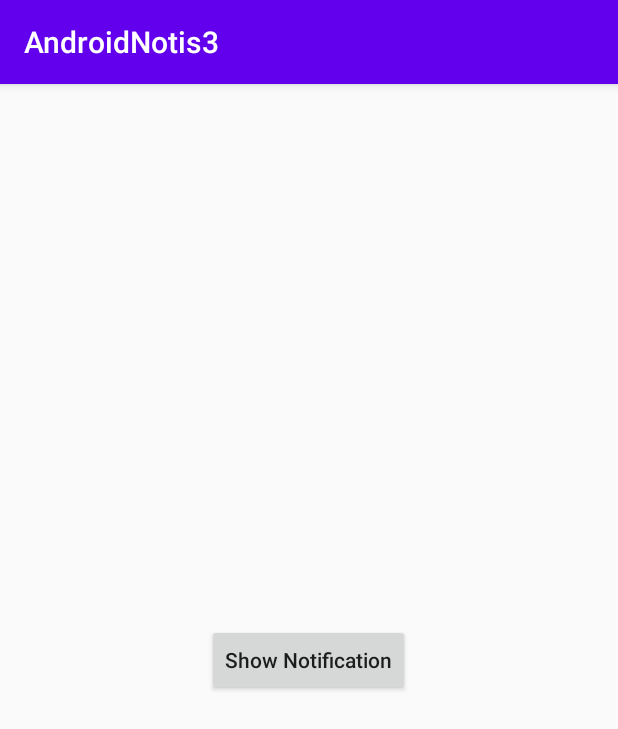
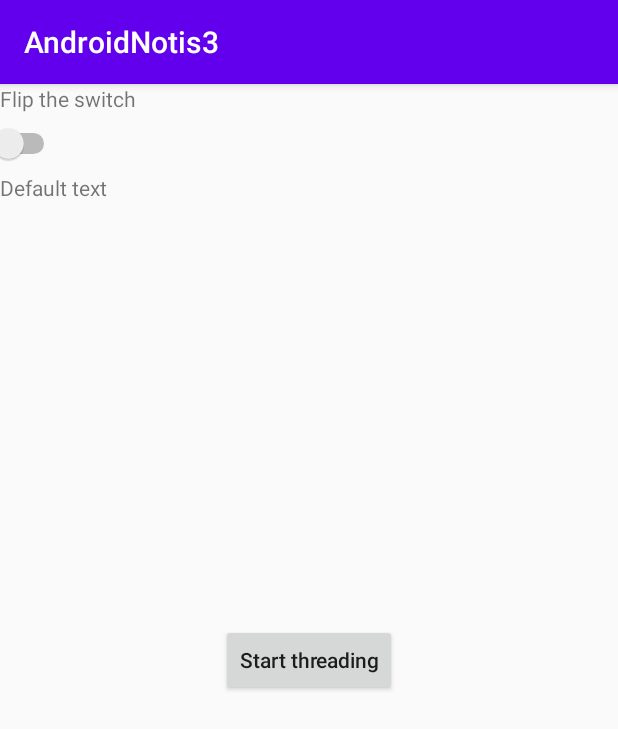
Before and after one commit to michaelmozooni/AndroidNotis4, an Android app: the screen it shows after launch (MainActivity), on a phone screen of 412 x 824 dp. Shown: the top 729 px of the screen. Run offline under Robolectric (Android 15) with nearby library versions, the phone set to English and light mode, and no system bars.

Commit message:
Broke out notification to own class. Notifications now run in an own thread

```diff
--- a/app/src/main/java/com/example/androidnotis3/MainActivity.java
+++ b/app/src/main/java/com/example/androidnotis3/MainActivity.java
@@ -9,46 +9,84 @@ import android.app.NotificationManager;
 import android.os.Build;
 import android.os.Bundle;
 import android.view.View;
+import android.widget.Switch;
+import android.widget.TextView;
+
+import java.util.concurrent.Executors;
+import java.util.concurrent.ScheduledExecutorService;
+import java.util.concurrent.ScheduledFuture;
+import java.util.concurrent.TimeUnit;
 
 public class MainActivity extends AppCompatActivity {
 
-    //1. Notification channel
-    //2. Notification builder
-    //3. Notification Manager
+    private ScheduledExecutorService scheduler;
+    private NotificationHandler nHandler;
 
-    private static final String CHANNEL_ID = "Mozooni_coding";
-    private static final String CHANNEL_NAME = "Mozooni coding";
-    private static final String CHANNEL_DESC = "Mozooni coding Notiser";
+    //Defines how many seconds the thread will be delayed before starting.
+    private static final int THREAD_DELAY_START = 5;
+    //Defines the interval in seconds with which the runnable should be executed.
+    private static final int THREAD_DELAY_INTERVAL = 2;
+    //Defines how many threads are created in the thread pool
+    private static final int THREAD_SIZE = 1;
+
+
+    /*GUi items for example */
+
+     private Switch flipSwitch;
+     private TextView textView;
 
     @Override
     protected void onCreate(Bundle savedInstanceState) {
         super.onCreate(savedInstanceState);
         setContentView(R.layout.activity_main);
 
-        if(Build.VERSION.SDK_INT >= Build.VERSION_CODES.O){
-            NotificationChannel channel = new NotificationChannel(CHANNEL_ID, CHANNEL_NAME, NotificationManager.IMPORTANCE_DEFAULT);
-            channel.setDescription(CHANNEL_DESC);
-            NotificationManager manager = getSystemService(NotificationManager.class);
-            manager.createNotificationChannel(channel);
-        }
+        nHandler = new NotificationHandler(this);
+
+        //Creates a thread with a total of THREAD_SIZE threads
+        scheduler = Executors.newScheduledThreadPool(THREAD_SIZE);
+
+        flipSwitch = findViewById(R.id.flipSwitch);
+        textView = findViewById(R.id.textView);
+
 
         findViewById(R.id.buttonNotify).setOnClickListener(new View.OnClickListener() {
             @Override
             public void onClick(View view) {
-                displayNotification();
+                startTask();
             }
         });
+
+
+
     }
 
-    private void displayNotification(){
-        NotificationCompat.Builder mBuilder =
-                new NotificationCompat.Builder(this, CHANNEL_ID)
-                    .setSmallIcon(R.drawable.ic_notis)
-                    .setContentTitle("WARNING!")
-                    .setContentText("Nearby contact exposed by COVID-19!")
-                    .setPriority(NotificationCompat.PRIORITY_DEFAULT);
+    //Starts running background thread
+    public void startTask()
+    {
+        final ScheduledFuture<?> notificationer = scheduler.scheduleAtFixedRate(checkStatusOfButton, THREAD_DELAY_START, THREAD_DELAY_INTERVAL, TimeUnit.SECONDS);
+    }
 
-        NotificationManagerCompat mNotificationMgr = NotificationManagerCompat.from(this);
-        mNotificationMgr.notify(1, mBuilder.build());
-    }
+
+    final Runnable checkStatusOfButton = new Runnable(){
+        public void run() {
+            //When the switch is flipped to the right
+            if(flipSwitch.isChecked())
+            {
+                System.out.println("Switch is currently checked");
+                textView.setText("Checked");
+                //Sends a notification via nHandler
+                nHandler.sendNotification("Switch status", "Switch is currenly checked");
+
+            //When th switch is flipped to the left
+            } else if (!flipSwitch.isChecked())
+            {
+                System.out.println("Switch is currently NOT checked");
+                textView.setText("Not checked");
+            }
+
+        }
+    };
+
+
+
 }
--- /dev/null
+++ b/app/src/main/java/com/example/androidnotis3/NotificationHandler.java
@@ -0,0 +1,66 @@
+package com.example.androidnotis3;
+
+import android.app.NotificationChannel;
+import android.app.NotificationManager;
+import android.content.Context;
+import android.os.Build;
+
+import androidx.core.app.NotificationCompat;
+import androidx.core.app.NotificationManagerCompat;
+
+import java.util.concurrent.Executors;
+import java.util.concurrent.ScheduledExecutorService;
+import java.util.concurrent.ScheduledFuture;
+import java.util.concurrent.TimeUnit;
+
+public class NotificationHandler {
+    private Context context;
+    private static int counter;
+
+
+    private NotificationCompat.Builder mBuilder;
+
+    //1. Notification channel
+    //2. Notification builder
+    //3. Notification Manager
+
+    private static final String CHANNEL_ID = "Mozooni_coding";
+    private static final String CHANNEL_NAME = "Mozooni coding";
+    private static final String CHANNEL_DESC = "Mozooni coding Notiser";
+
+
+    public NotificationHandler(Context context)
+    {
+        this.context = context;
+        //Used by runnable to show several notifications at once. -> Used as ID for notificationManager
+        counter = 0;
+
+        initNotificationChannel();
+    }
+
+    public void sendNotification(String title, String contentText)
+    {
+        mBuilder =
+                new NotificationCompat.Builder(context, CHANNEL_ID)
+                        .setSmallIcon(R.drawable.ic_notis)
+                        .setContentTitle(title)
+                        .setContentText(contentText)
+                        .setPriority(NotificationCompat.PRIORITY_DEFAULT);
+
+        NotificationManagerCompat mNotificationMgr = NotificationManagerCompat.from(context);
+        //First in parameter has to be unique, if two notifications with 1 are sent, only one will show.
+        mNotificationMgr.notify(counter++, mBuilder.build());
+    }
+
+    private boolean initNotificationChannel()
+    {
+        if(Build.VERSION.SDK_INT >= Build.VERSION_CODES.O)
+        {
+            NotificationChannel channel = new NotificationChannel(CHANNEL_ID, CHANNEL_NAME, NotificationManager.IMPORTANCE_DEFAULT);
+            channel.setDescription(CHANNEL_DESC);
+            NotificationManager manager = context.getSystemService(NotificationManager.class);
+            manager.createNotificationChannel(channel);
+            return true;
+        } else return false;
+    }
+}
--- a/app/src/main/res/layout/activity_main.xml
+++ b/app/src/main/res/layout/activity_main.xml
@@ -9,10 +9,33 @@
 
     <Button
         android:id="@+id/buttonNotify"
-        android:text="Show Notification"
+        android:text="Start threading"
         android:textAllCaps="false"
         android:layout_centerInParent="true"
         android:layout_width="wrap_content"
         android:layout_height="wrap_content" />
 
+    <LinearLayout
+        android:layout_width="match_parent"
+        android:layout_height="wrap_content"
+        android:orientation="vertical">
+
+        <TextView
+            android:layout_width="match_parent"
+            android:layout_height="wrap_content"
+            android:text="Flip the switch"/>
+
+        <Switch
+            android:id="@+id/flipSwitch"
+            android:layout_width="40dp"
+            android:layout_height="40dp"/>
+
+        <TextView
+            android:id="@+id/textView"
+            android:layout_width="match_parent"
+            android:layout_height="wrap_content"
+            android:text="Default text"/>
+
+    </LinearLayout>
+
 </RelativeLayout>
```
